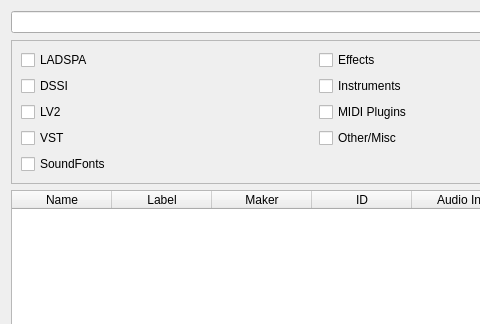
Above: src/ui/carla_database.ui from falkTX/Cadence before the change; both pictures show x 0 to 480 and y 0 to 324 of the 929 by 565 pixel window. Below: the same form after it.
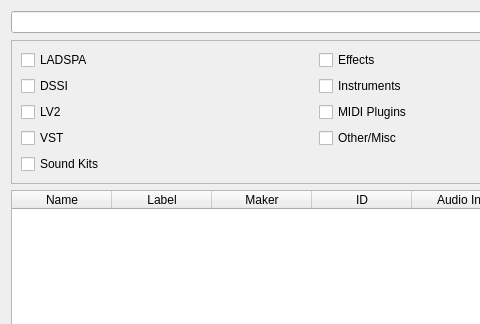
That is the form after the change. Icons and pictures are not drawn.

What changed in the file:
```diff
--- a/src/ui/carla_database.ui
+++ b/src/ui/carla_database.ui
@@ -92,7 +92,7 @@
       <item row="4" column="0">
        <widget class="QCheckBox" name="ch_sf2">
         <property name="text">
-         <string>SoundFonts</string>
+         <string>Sound Kits</string>
         </property>
        </widget>
       </item>
```
Left out of the diff: 2 changed lines with no effect on the pictures.
